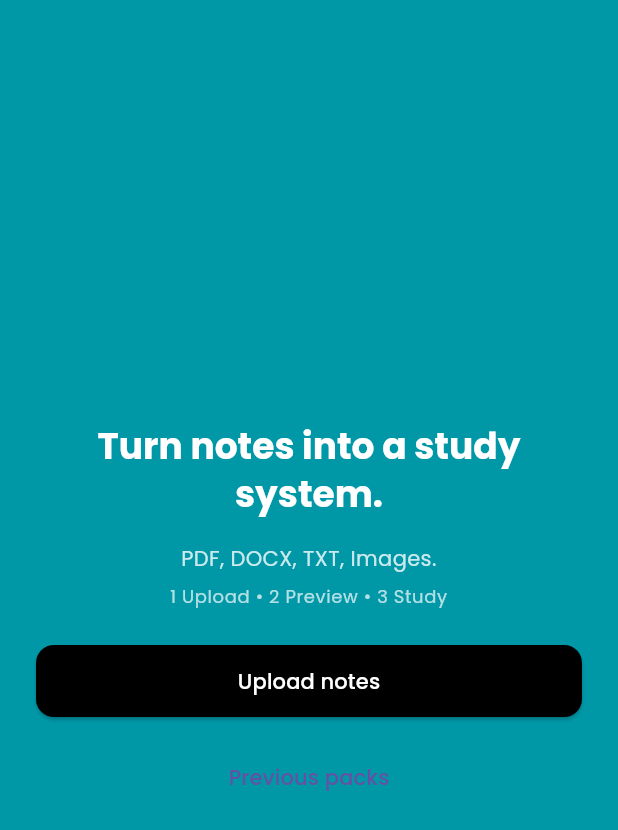
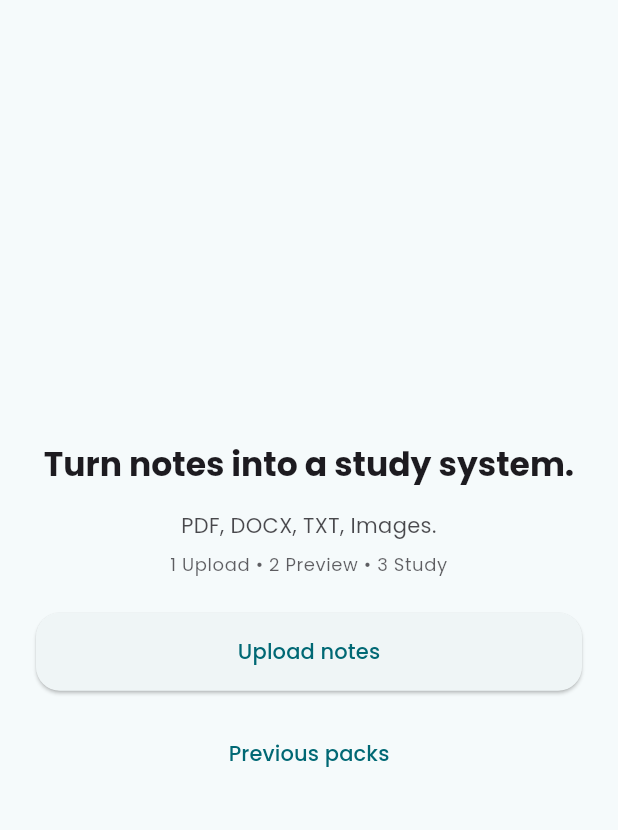
Before and after one commit to scwilson26/neuroforge_app, a Flutter app: the screen it shows after launch, on a phone screen of 412 x 824 dp. Shown: the top 830 px of the screen. Run offline on Flutter 3.47's test engine with Material 3 defaults, Android fonts, the phone set to English and light mode, and no system bars; our stand-ins replace file_picker, google_fonts, share_plus, shared_preferences; missing offline and left inert: file_saver.

Commit message:
v0.1.0 beautiful white app now, great UI

```diff
--- a/lib/main.dart
+++ b/lib/main.dart
@@ -15,67 +15,112 @@ void main() => runApp(const SpacedApp());
 class SpacedApp extends StatelessWidget {
   const SpacedApp({super.key});
 
-  static const Color tealBg = Color(0xFF0097A7);
-  static const Color white = Colors.white;
-  static const Color black = Colors.black;
+  static const Color seed = Color(0xFF0097A7);
 
   @override
   Widget build(BuildContext context) {
+    final baseText = GoogleFonts.poppinsTextTheme();
+    TextTheme textTheme = baseText.copyWith(
+      // Title (screen title)
+      headlineSmall: baseText.headlineSmall?.copyWith(fontSize: 22, fontWeight: FontWeight.w600),
+      // Body
+      bodyMedium: baseText.bodyMedium?.copyWith(fontSize: 14, fontWeight: FontWeight.w400),
+      // Caption
+      bodySmall: baseText.bodySmall?.copyWith(fontSize: 12, fontWeight: FontWeight.w400),
+    );
+    final lightScheme = ColorScheme.fromSeed(seedColor: seed, brightness: Brightness.light);
+    final darkScheme = ColorScheme.fromSeed(seedColor: seed, brightness: Brightness.dark);
+
     return MaterialApp(
       title: 'Spaced – Study Pack',
+      themeMode: ThemeMode.system,
       theme: ThemeData(
-        scaffoldBackgroundColor: tealBg,
-        textTheme: GoogleFonts.poppinsTextTheme().apply(
-          bodyColor: white,
-          displayColor: white,
-        ),
-        appBarTheme: const AppBarTheme(
-          backgroundColor: tealBg,
-          foregroundColor: Colors.white,
+        useMaterial3: true,
+        colorScheme: lightScheme,
+        scaffoldBackgroundColor: lightScheme.background,
+        textTheme: textTheme,
+        appBarTheme: AppBarTheme(
+          backgroundColor: lightScheme.surface,
+          foregroundColor: lightScheme.onSurface,
           elevation: 0,
           centerTitle: true,
         ),
         elevatedButtonTheme: ElevatedButtonThemeData(
           style: ButtonStyle(
-            backgroundColor: WidgetStateProperty.resolveWith<Color>((states) {
-              if (states.contains(WidgetState.disabled)) return Colors.black54;
-              return black;
-            }),
-            foregroundColor: WidgetStateProperty.all<Color>(white),
-            overlayColor: WidgetStateProperty.all<Color>(Colors.white12),
-            shape: WidgetStateProperty.all(
-              RoundedRectangleBorder(borderRadius: BorderRadius.circular(12)),
-            ),
-            padding: WidgetStateProperty.all(
-              const EdgeInsets.symmetric(vertical: 14, horizontal: 16),
-            ),
+            minimumSize: const WidgetStatePropertyAll(Size.fromHeight(52)),
+            shape: WidgetStatePropertyAll(RoundedRectangleBorder(borderRadius: BorderRadius.circular(16))),
+            padding: const WidgetStatePropertyAll(EdgeInsets.symmetric(vertical: 16, horizontal: 16)),
           ),
         ),
         outlinedButtonTheme: OutlinedButtonThemeData(
           style: ButtonStyle(
-            side: WidgetStateProperty.resolveWith<BorderSide>((states) {
-              final color = states.contains(WidgetState.disabled) ? Colors.black26 : black;
-              return BorderSide(color: color, width: 1.5);
-            }),
-            backgroundColor: WidgetStateProperty.resolveWith<Color>((states) {
-              if (states.contains(WidgetState.disabled)) return Colors.white70;
-              return white;
-            }),
-            foregroundColor: WidgetStateProperty.all<Color>(black),
-            overlayColor: WidgetStateProperty.all<Color>(Colors.black12),
-            shape: WidgetStateProperty.all(
-              RoundedRectangleBorder(borderRadius: BorderRadius.circular(12)),
-            ),
-            padding: WidgetStateProperty.all(
-              const EdgeInsets.symmetric(vertical: 14, horizontal: 16),
+            minimumSize: const WidgetStatePropertyAll(Size.fromHeight(52)),
+            shape: WidgetStatePropertyAll(RoundedRectangleBorder(borderRadius: BorderRadius.circular(16))),
+            padding: const WidgetStatePropertyAll(EdgeInsets.symmetric(vertical: 16, horizontal: 16)),
           ),
         ),
+        textButtonTheme: TextButtonThemeData(
+          style: ButtonStyle(
+            minimumSize: const WidgetStatePropertyAll(Size(88, 52)),
+            shape: WidgetStatePropertyAll(RoundedRectangleBorder(borderRadius: BorderRadius.circular(16))),
+            padding: const WidgetStatePropertyAll(EdgeInsets.symmetric(vertical: 16, horizontal: 16)),
           ),
-        snackBarTheme: const SnackBarThemeData(
-          backgroundColor: black,
-          contentTextStyle: TextStyle(color: white),
+        ),
+        snackBarTheme: SnackBarThemeData(
+          backgroundColor: lightScheme.inverseSurface,
+          contentTextStyle: TextStyle(color: lightScheme.onInverseSurface),
           behavior: SnackBarBehavior.floating,
         ),
+        inputDecorationTheme: const InputDecorationTheme(
+          border: InputBorder.none,
+          isDense: false,
+          contentPadding: EdgeInsets.symmetric(vertical: 16, horizontal: 16),
+        ),
+        dividerTheme: DividerThemeData(color: lightScheme.outlineVariant, space: 1, thickness: 1),
+      ),
+      darkTheme: ThemeData(
+        useMaterial3: true,
+        colorScheme: darkScheme,
+        scaffoldBackgroundColor: darkScheme.background,
+        textTheme: textTheme,
+        appBarTheme: AppBarTheme(
+          backgroundColor: darkScheme.surface,
+          foregroundColor: darkScheme.onSurface,
+          elevation: 0,
+          centerTitle: true,
+        ),
+        elevatedButtonTheme: ElevatedButtonThemeData(
+          style: ButtonStyle(
+            minimumSize: const WidgetStatePropertyAll(Size.fromHeight(52)),
+            shape: WidgetStatePropertyAll(RoundedRectangleBorder(borderRadius: BorderRadius.circular(16))),
+            padding: const WidgetStatePropertyAll(EdgeInsets.symmetric(vertical: 16, horizontal: 16)),
+          ),
+        ),
+        outlinedButtonTheme: OutlinedButtonThemeData(
+          style: ButtonStyle(
+            minimumSize: const WidgetStatePropertyAll(Size.fromHeight(52)),
+            shape: WidgetStatePropertyAll(RoundedRectangleBorder(borderRadius: BorderRadius.circular(16))),
+            padding: const WidgetStatePropertyAll(EdgeInsets.symmetric(vertical: 16, horizontal: 16)),
+          ),
+        ),
+        textButtonTheme: TextButtonThemeData(
+          style: ButtonStyle(
+            minimumSize: const WidgetStatePropertyAll(Size(88, 52)),
+            shape: WidgetStatePropertyAll(RoundedRectangleBorder(borderRadius: BorderRadius.circular(16))),
+            padding: const WidgetStatePropertyAll(EdgeInsets.symmetric(vertical: 16, horizontal: 16)),
+          ),
+        ),
+        snackBarTheme: SnackBarThemeData(
+          backgroundColor: darkScheme.inverseSurface,
+          contentTextStyle: TextStyle(color: darkScheme.onInverseSurface),
+          behavior: SnackBarBehavior.floating,
+        ),
+        inputDecorationTheme: const InputDecorationTheme(
+          border: InputBorder.none,
+          isDense: false,
+          contentPadding: EdgeInsets.symmetric(vertical: 16, horizontal: 16),
+        ),
+        dividerTheme: DividerThemeData(color: darkScheme.outlineVariant, space: 1, thickness: 1),
       ),
       home: const HomePage(),
       debugShowCheckedModeBanner: false,
@@ -232,7 +277,7 @@ class _HomePageState extends State<HomePage> {
                         button: true,
                         label: 'Upload notes',
                         child: ElevatedButton(
-                          style: ElevatedButton.styleFrom(minimumSize: const Size.fromHeight(48)),
+              style: ElevatedButton.styleFrom(minimumSize: const Size.fromHeight(52)),
                           onPressed: _loading ? null : _pickAndPreview,
                           child: const Text('Upload notes'),
                         ),
@@ -241,7 +286,7 @@ class _HomePageState extends State<HomePage> {
                       Align(
                         alignment: Alignment.center,
                         child: TextButton(
-                          style: TextButton.styleFrom(minimumSize: const Size(88, 44)),
+              style: TextButton.styleFrom(minimumSize: const Size(88, 52)),
                           onPressed: () => Navigator.of(context).push(
                             MaterialPageRoute(builder: (_) => const LibraryScreen()),
                           ),
@@ -262,14 +307,13 @@ class _HomePageState extends State<HomePage> {
                 child: Stack(
                   children: [
                     // Modal barrier
-                    ModalBarrier(color: theme.colorScheme.surface.withOpacity(0.6), dismissible: false),
+                    ModalBarrier(color: theme.colorScheme.scrim.withOpacity(0.6), dismissible: false),
                     Center(
                       child: ConstrainedBox(
                         constraints: const BoxConstraints(maxWidth: 360),
-                        child: Material(
-                          elevation: 8,
-                          borderRadius: BorderRadius.circular(12),
-                          color: theme.colorScheme.surface,
+                        child: Card(
+                          elevation: 0,
+                          clipBehavior: Clip.antiAlias,
                           child: Padding(
                             padding: const EdgeInsets.all(16),
                             child: Column(
@@ -281,7 +325,7 @@ class _HomePageState extends State<HomePage> {
                                     SizedBox(
                                       width: 24,
                                       height: 24,
-                                      child: CircularProgressIndicator(color: theme.colorScheme.primary, strokeWidth: 3),
+                                      child: CircularProgressIndicator(strokeWidth: 3),
                                     ),
                                     const SizedBox(width: 12),
                                     Text(_stages[_progressStage], style: textTheme.bodyMedium),
@@ -292,7 +336,7 @@ class _HomePageState extends State<HomePage> {
                                   children: [
                                     Expanded(
                                       child: TextButton(
-                                        style: TextButton.styleFrom(minimumSize: const Size(88, 44)),
+                                        style: TextButton.styleFrom(minimumSize: const Size(88, 52)),
                                         onPressed: () {
                                           _cancelled = true;
                                           _client?.close();
@@ -536,7 +580,7 @@ class _PreviewScreenState extends State<PreviewScreen> {
         final front = (c['front'] ?? '').toString();
         return StatefulBuilder(
           builder: (context, setLocal) => ListTile(
-            title: Text(front, style: const TextStyle(fontWeight: FontWeight.w600)),
+      title: Text(front, style: Theme.of(context).textTheme.bodyMedium?.copyWith(fontWeight: FontWeight.w600)),
             trailing: Checkbox(
               value: _selected[i],
               onChanged: (v) {
@@ -569,7 +613,7 @@ class _PreviewScreenState extends State<PreviewScreen> {
     }
     return Padding(
       padding: const EdgeInsets.fromLTRB(16, 0, 16, 16),
-      child: SingleChildScrollView(child: Text(text)),
+      child: SingleChildScrollView(child: Text(text, style: Theme.of(context).textTheme.bodyMedium)),
     );
   }
 }
@@ -601,28 +645,18 @@ class StudyScreen extends StatelessWidget {
   @override
   Widget build(BuildContext context) {
     return Scaffold(
+      appBar: AppBar(
+        leading: IconButton(
+          icon: const Icon(Icons.arrow_back),
+          onPressed: () => Navigator.of(context).pop(),
+          tooltip: 'Back',
+        ),
+        title: const Text('Study'),
+      ),
       body: SafeArea(
         child: Padding(
           padding: const EdgeInsets.all(16),
-          child: Column(
-            crossAxisAlignment: CrossAxisAlignment.stretch,
-            children: [
-              Row(
-                children: [
-                  IconButton(
-                    tooltip: 'Back',
-                    style: IconButton.styleFrom(backgroundColor: Colors.white, padding: const EdgeInsets.all(8)),
-                    icon: const Icon(Icons.arrow_back, color: Colors.black87),
-                    onPressed: () => Navigator.of(context).pop(),
-                  ),
-                  const SizedBox(width: 8),
-                  const Text('Study', style: TextStyle(color: Colors.white, fontSize: 18, fontWeight: FontWeight.w700)),
-                ],
-              ),
-              const SizedBox(height: 12),
-              Expanded(child: FlashcardSwiper(cards: cards, labels: const ['Good', 'Maybe', 'Bad'])),
-            ],
-          ),
+          child: FlashcardSwiper(cards: cards, labels: const ['Good', 'Maybe', 'Bad']),
         ),
       ),
     );
@@ -904,16 +938,16 @@ class _FlashcardSwiperState extends State<FlashcardSwiper> {
                           Container(
                             padding: const EdgeInsets.symmetric(horizontal: 8, vertical: 4),
                             decoration: BoxDecoration(
-                              color: _showBack ? Colors.green.shade600 : Colors.blueGrey.shade700,
+                color: Theme.of(context).colorScheme.primary,
                               borderRadius: BorderRadius.circular(8),
                             ),
                             child: Text(
                 _showBack ? 'Answer' : 'Question',
-                              style: const TextStyle(color: Colors.white, fontSize: 12, fontWeight: FontWeight.w600),
+                style: TextStyle(color: Theme.of(context).colorScheme.onPrimary, fontSize: 12, fontWeight: FontWeight.w600),
                             ),
                           ),
                           const Spacer(),
-                          Icon(_showBack ? Icons.flip_to_front : Icons.flip, color: Colors.black45, size: 18),
+              Icon(_showBack ? Icons.flip_to_front : Icons.flip, size: 18),
                         ],
                       ),
                       const SizedBox(height: 12),
@@ -947,7 +981,7 @@ class _FlashcardSwiperState extends State<FlashcardSwiper> {
                             key: ValueKey(_showBack),
                             child: Text(
                               _showBack ? back : front,
-                              style: const TextStyle(color: Colors.black87, height: 1.3),
+                              style: Theme.of(context).textTheme.bodyMedium?.copyWith(height: 1.3),
                             ),
                           ),
                         ),
@@ -968,7 +1002,7 @@ class _FlashcardSwiperState extends State<FlashcardSwiper> {
               onPressed: _index > 0
                   ? () => _controller.previousPage(duration: const Duration(milliseconds: 220), curve: Curves.easeOut)
                   : null,
-              icon: const Icon(Icons.chevron_left, color: Colors.black87),
+              icon: const Icon(Icons.chevron_left),
             ),
             const SizedBox(width: 8),
             IconButton(
@@ -976,7 +1010,7 @@ class _FlashcardSwiperState extends State<FlashcardSwiper> {
               onPressed: _index < widget.cards.length - 1
                   ? () => _controller.nextPage(duration: const Duration(milliseconds: 220), curve: Curves.easeOut)
                   : null,
-              icon: const Icon(Icons.chevron_right, color: Colors.black87),
+              icon: const Icon(Icons.chevron_right),
             ),
           ],
         ),
@@ -984,7 +1018,7 @@ class _FlashcardSwiperState extends State<FlashcardSwiper> {
         Text(
           'Known: ${_knownCount} · Maybe: ${_maybeCount} · Dunno: ${_dunnoCount}',
           textAlign: TextAlign.center,
-          style: const TextStyle(color: Colors.black87, fontWeight: FontWeight.w600),
+          style: Theme.of(context).textTheme.bodyMedium?.copyWith(fontWeight: FontWeight.w600),
         ),
         const SizedBox(height: 8),
         Row(
```
Lines whose indentation alone changed are shown as unchanged.
